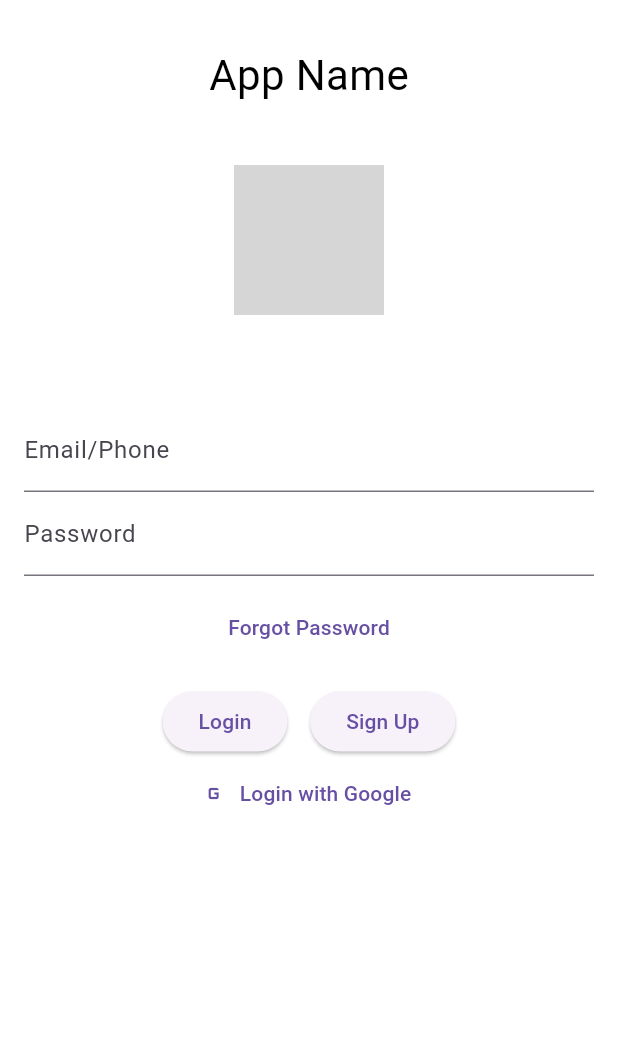
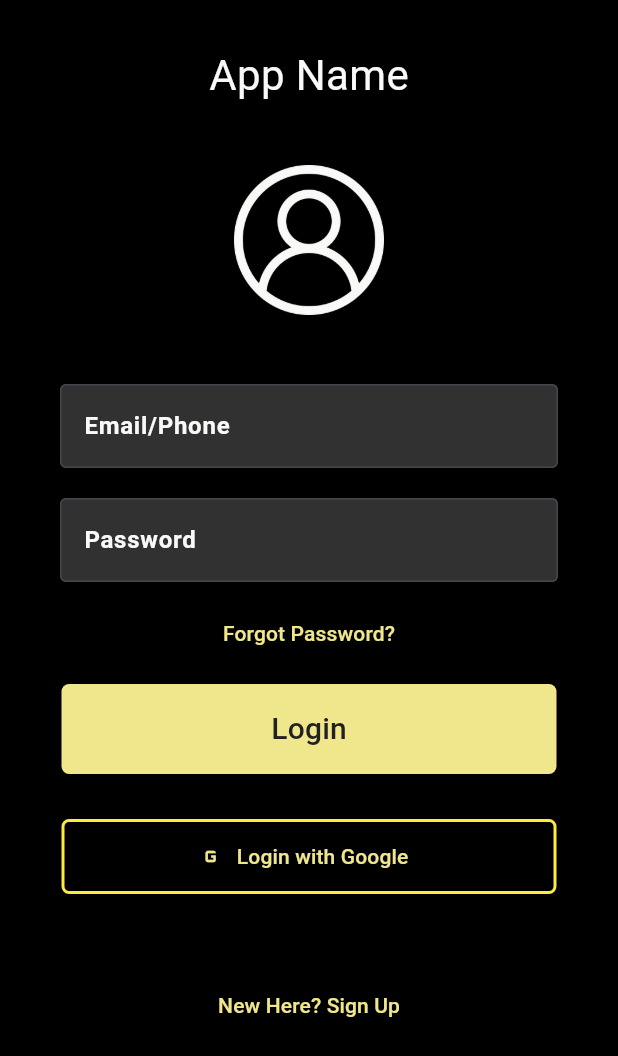
Before and after one commit to stranger-scripts-06/investment-manager, a Flutter app: the screen it shows after launch, on a phone screen of 412 x 824 dp. Shown: the top 1056 px of the screen. Run offline on Flutter 3.47's test engine with Material 2 defaults, Android fonts, the phone set to English and light mode, and no system bars; grey boxes are pictures that could not be loaded.

Commit message:
Login page

```diff
--- a/lib/main.dart
+++ b/lib/main.dart
@@ -1,21 +1,18 @@
 import 'package:flutter/material.dart';
-import 'pages/homepage.dart';
-import 'pages/loginpage.dart';
-import 'pages/signup.dart';
+import 'package:investment_manager/pages/homepage.dart';
+import 'package:investment_manager/pages/loginpage.dart';
+import 'package:investment_manager/pages/signup.dart';
 
 void main() => runApp(MaterialApp(
   theme: ThemeData(
     useMaterial3: true,
-        scaffoldBackgroundColor: Colors.white,
+    scaffoldBackgroundColor: Colors.black,
   ),
   initialRoute: '/',
   routes: {
     '/': (context) => LoginPage(),
     '/signup': (context) => SignUpPage(),
     '/home': (context) => HomePage(),
-
-
-
   },
 )
 );
--- a/lib/pages/loginpage.dart
+++ b/lib/pages/loginpage.dart
@@ -22,7 +22,7 @@ class _LoginPageState extends State<LoginPage> {
               Text("App Name",
                   style: TextStyle(
                     fontSize: 28.0,
-                color: Colors.black,
+                    color: Color(0xFFF9FAF8),
                   )),
               SizedBox(
                 height: 40.0,
@@ -31,35 +31,67 @@ class _LoginPageState extends State<LoginPage> {
                 height: 100.0,
                 width: 100.0,
                 child: Image(image: AssetImage('assets/loginlogo.png'),
-                fit: BoxFit.cover),
+                  fit: BoxFit.cover,
+                  color: Color(0xFFF9FAF8),
+                ),
               ),
               SizedBox(
                 height: 30.0,
               ),
               Padding(
-                padding: const EdgeInsets.fromLTRB(16.0, 32.0, 16.0, 0.0),
+                padding: const EdgeInsets.fromLTRB(40.0, 16.0, 40.0, 0.0),
                 child: Column(
+                  crossAxisAlignment: CrossAxisAlignment.center,
                   children: [
-                    TextFormField(
+                    TextField(
                       decoration: InputDecoration(
+                        iconColor: Colors.white,
                         labelText: ("Email/Phone"),
+                        labelStyle: TextStyle(
+                            fontWeight: FontWeight.bold,
+                            color: Color(0xFFF9FAF8)
+                        ),
                         hintText: ("Enter email address/phone number"),
                         hintStyle: TextStyle(
-                          color: Colors.grey[700],
+                          color: Color(0xFFF9FAF8),
+                        ),
+                        border: OutlineInputBorder(),
+                        fillColor: Color(0xFF313131),
+                        filled: true,
+                        focusedBorder: OutlineInputBorder(
+                        borderSide: BorderSide(
+                        color: Color(0xFFF0E68C),
                           ),
                         ),
                       ),
-                    TextFormField(
+                      style: TextStyle(color: Color(0xFFF9FAF8)),
+                    ),
+                    SizedBox(
+                      height: 20.0,
+                    ),
+                    TextField(
                       obscureText: true,
                       decoration: InputDecoration(
                         label: Text("Password"),
+                        labelStyle: TextStyle(
+                            fontWeight: FontWeight.bold,
+                            color: Color(0xFFF9FAF8),
+                        ),
                         hintText: ("Enter Password"),
                         hintStyle: TextStyle(
-                          color: Colors.grey[700],
+                          color: Color(0xFFF9FAF8),
+                        ),
+                        border: OutlineInputBorder(),
+                        fillColor: Color(0xFF313131),
+                        filled: true,
+                        focusedBorder: OutlineInputBorder(
+                          borderSide: BorderSide(
+                            color: Color(0xFFF0E68C)
                           ),
                         ),
                       ),
-                    //
+                      style: TextStyle(color: Color(0xFFF9FAF8)),
+                    ),
                   ],
                 ),
               ),
@@ -68,33 +100,60 @@ class _LoginPageState extends State<LoginPage> {
               ),
               TextButton(
                 onPressed: (){},
-                  child: Text("Forgot Password"),
+                child: Text("Forgot Password?"),
+                style: ButtonStyle(
+                  foregroundColor: MaterialStatePropertyAll(Color(0xFFF0E68C)),
+                ),
               ),
               SizedBox(
-                height: 15.0,
+                height: 10.0,
               ),
-              Row(
-                mainAxisAlignment: MainAxisAlignment.center,
-                children: [
               ElevatedButton(onPressed: (){
                 Navigator.pushNamed(context, '/home');
               },//make pushReplacementNamed later
-                      child: Text("Login"),
+                child: Text("Login",
+                  style: TextStyle(
+                    fontSize: 20,
+                  ),
+                ),
+                style: ButtonStyle(
+                  backgroundColor: MaterialStatePropertyAll(Color(0xFFF0E68C)),
+                  foregroundColor: MaterialStatePropertyAll(Colors.grey[900]),
+                  fixedSize: MaterialStatePropertyAll(Size(330, 60)),
+                  shape: MaterialStatePropertyAll(RoundedRectangleBorder(
+                    borderRadius: BorderRadius.circular(5.0), //
+                    ),
+                  ),
+                ),
               ),
               SizedBox(
-                    width: 15.0,
+                  height: 30.0
               ),
-                  ElevatedButton(onPressed: (){
-                    Navigator.pushReplacementNamed(context, '/signup');
+              ElevatedButton.icon(onPressed: (){},
+                icon: Icon(Icons.g_mobiledata), label: Text("Login with Google"),
+                style: ButtonStyle(
+                  fixedSize: MaterialStatePropertyAll(Size(330, 50)),
+                  backgroundColor: MaterialStatePropertyAll(Colors.black),
+                  foregroundColor: MaterialStatePropertyAll(Color(0xFFF0E68C)),
+                  shape: MaterialStatePropertyAll(RoundedRectangleBorder(
+                    borderRadius: BorderRadius.circular(5.0),
+                    side: BorderSide(color: Colors.yellow, width: 2),
+                    ),
+                  ),
+                ),
+              ),
+              SizedBox(
+                height: 50,
+              ),
+              TextButton(
+                onPressed: (){
+                  Navigator.pushNamed(context, '/home');
                 },
-                      child: Text("Sign Up"),
+                child: Text("New Here? Sign Up"),
+                style: ButtonStyle(
+                  foregroundColor: MaterialStatePropertyAll(Color(0xFFF0E68C)),
                 ),
-                ],
               ),
-             TextButton.icon(onPressed: (){},
-                 icon: Icon(Icons.g_mobiledata), label: Text("Login with Google"),
-             )
-
             ],
           ),
         ),
--- a/pubspec.yaml
+++ b/pubspec.yaml
@@ -59,8 +59,8 @@ flutter:
   uses-material-design: true
 
   # To add assets to your application, add an assets section, like this:
-  # assets:
-  #   - images/a_dot_burr.jpeg
+  assets:
+    - assets/loginlogo.png
   #   - images/a_dot_ham.jpeg
 
   # An image asset can refer to one or more resolution-specific "variants", see
```
Also changed, not shown: assets/loginlogo.png (added). Lines whose indentation alone changed are shown as unchanged.
